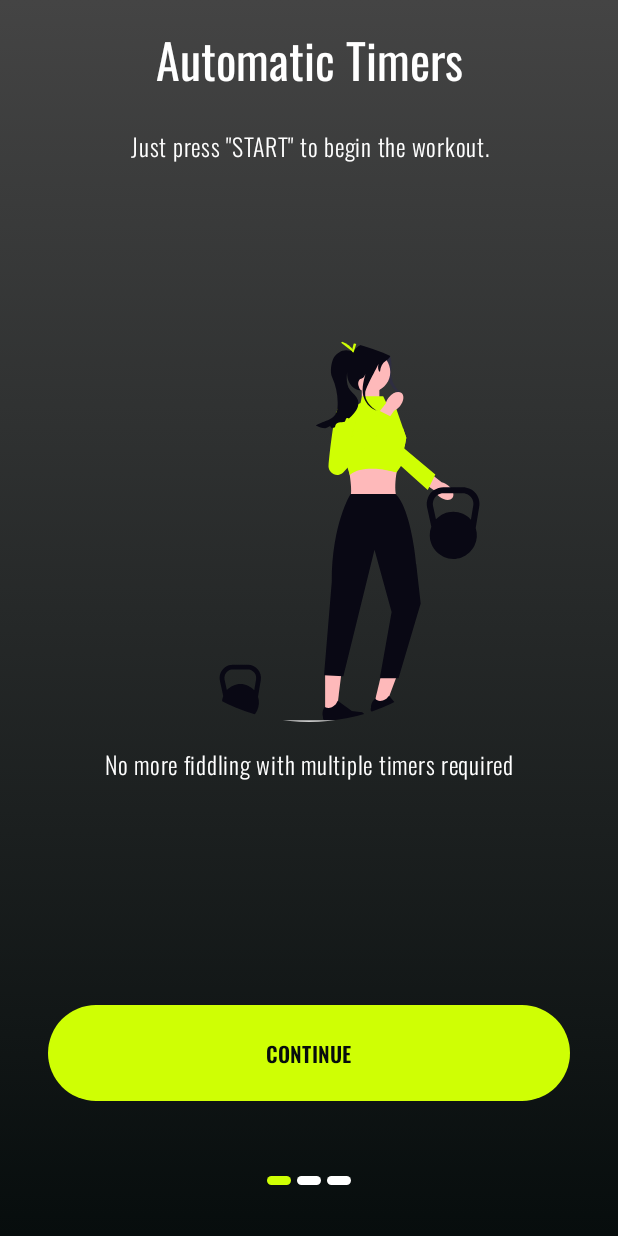
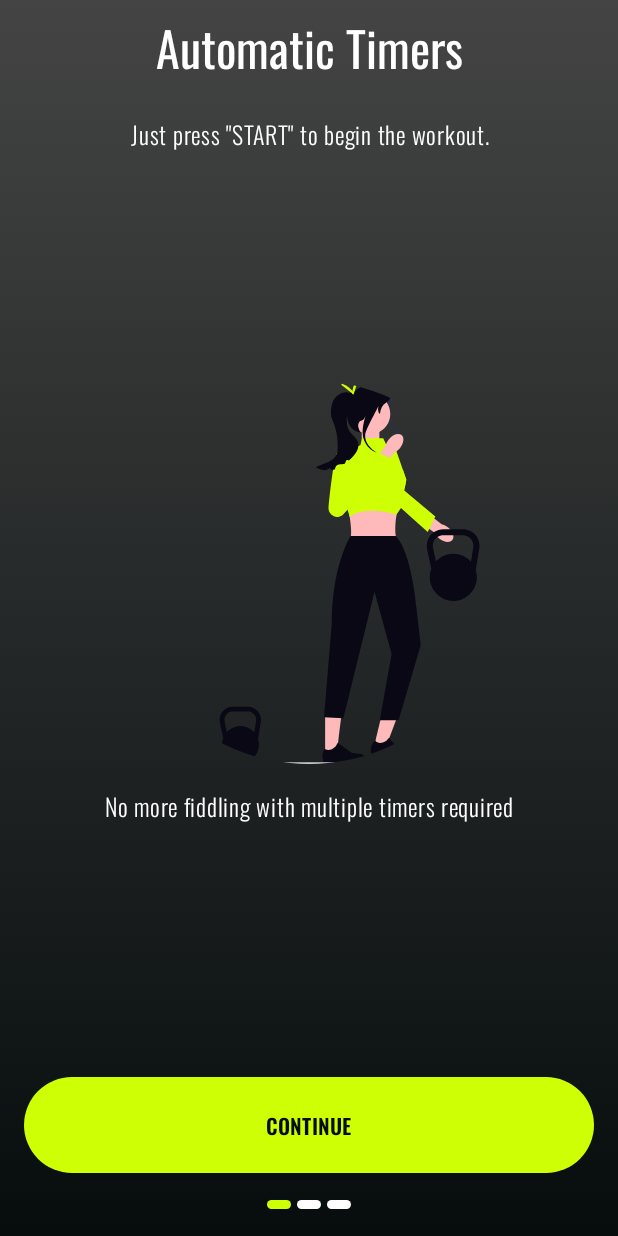
Before and after one commit to jibbo/norwegian-training-android, an Android app built with Jetpack Compose: the SettingsActivity screen opened directly, with no data from a screen before it, after a tap on "Show Onboarding again", on a phone screen of 412 x 824 dp. Run offline under Robolectric (Android 15) with nearby library versions, the phone set to English and light mode, and no system bars; our stand-ins replace Dagger/Hilt's generated code; libraries missing offline, so code that uses them is left out: com.google.android.exoplayer2, com.revenuecat.purchases; 1 statement that could not run was skipped.

Commit message:
Refactor: Improve OnboardingActivity UI and update FakeRepos
This commit enhances the UI of `OnboardingActivity` and updates the `FakeRepos`.

Key changes:
- `OnboardingActivity`:
    - Replaced `Surface` with `Scaffold` for better layout structure.
    - Utilized `innerPadding` from `Scaffold` to adjust content padding, ensuring it respects system UI elements.
    - Removed `safeDrawingPadding` and adjusted padding for various composables to improve visual consistency.
    - Added padding to the top of the `HorizontalPager`.
    - Removed an unnecessary `Spacer`.
- `FakeRepos`:
    - Updated `FakeSessionRepository` and `FakeSettingsRepository` methods to return default/empty values instead of throwing `NotImplementedError`. This makes them more usable for testing or preview purposes.
- `Settings/Composables.kt`:
    - Added a `Spacer` at the end of the `LazyColumn` in `SettingsCardList` for better visual spacing.

```diff
--- a/app/src/main/java/com/github/jibbo/norwegiantraining/onboarding/OnboardingActivity.kt
+++ b/app/src/main/java/com/github/jibbo/norwegiantraining/onboarding/OnboardingActivity.kt
@@ -9,13 +9,13 @@ import androidx.compose.foundation.layout.Arrangement
 import androidx.compose.foundation.layout.Box
 import androidx.compose.foundation.layout.Column
 import androidx.compose.foundation.layout.ColumnScope
+import androidx.compose.foundation.layout.PaddingValues
 import androidx.compose.foundation.layout.Row
 import androidx.compose.foundation.layout.Spacer
 import androidx.compose.foundation.layout.fillMaxSize
 import androidx.compose.foundation.layout.fillMaxWidth
 import androidx.compose.foundation.layout.height
 import androidx.compose.foundation.layout.padding
-import androidx.compose.foundation.layout.safeDrawingPadding
 import androidx.compose.foundation.layout.size
 import androidx.compose.foundation.layout.width
 import androidx.compose.foundation.pager.HorizontalPager
@@ -28,10 +28,8 @@ import androidx.compose.foundation.shape.RoundedCornerShape
 import androidx.compose.material3.Button
 import androidx.compose.material3.CardDefaults
 import androidx.compose.material3.ElevatedCard
-import androidx.compose.material3.MaterialTheme
 import androidx.compose.material3.RadioButton
 import androidx.compose.material3.Scaffold
-import androidx.compose.material3.Surface
 import androidx.compose.material3.Text
 import androidx.compose.runtime.Composable
 import androidx.compose.runtime.MutableState
@@ -73,13 +71,12 @@ class OnboardingActivity : BaseActivity() {
         }
         setContent {
             NorwegianTrainingTheme {
-                Surface(
+                Scaffold(
                     modifier = Modifier
-                        .fillMaxSize(),
-                    color = MaterialTheme.colorScheme.background
-                ) {
+                        .fillMaxSize()
+                ) { innerPadding ->
                     val hasPaid = remember { mutableStateOf(hasNotPaid) }
-                    Content(hasPaid)
+                    Content(hasPaid, innerPadding)
                 }
             }
         }
@@ -88,7 +85,7 @@ class OnboardingActivity : BaseActivity() {
 }
 
 @Composable
-fun Content(hasPaid: MutableState<Boolean>) {
+fun Content(hasPaid: MutableState<Boolean>, innerPadding: PaddingValues) {
     val pagerState = rememberPagerState(pageCount = {
         OnboardingStates.states.size
     })
@@ -102,10 +99,16 @@ fun Content(hasPaid: MutableState<Boolean>) {
                     )
                 )
             )
+            .padding(
+                top = innerPadding.calculateTopPadding(),
+                bottom = innerPadding.calculateBottomPadding()
+            )
     ) {
         HorizontalPager(
             state = pagerState,
-            modifier = Modifier.weight(1f),
+            modifier = Modifier
+                .weight(1f)
+                .padding(top = 8.dp),
             userScrollEnabled = true
         ) { page ->
             OnBoardingPage(
@@ -134,7 +137,6 @@ fun Content(hasPaid: MutableState<Boolean>) {
                 )
             }
         }
-        Spacer(Modifier.height(16.dp))
     }
 }
 
@@ -147,9 +149,7 @@ private fun OnBoardingPage(
 ) {
     val state = OnboardingStates.states[page]
     Column(
-        modifier = modifier
-            .safeDrawingPadding()
-            .padding(16.dp)
+        modifier = Modifier.padding(horizontal = 16.dp)
     ) {
         Text(
             text = state.title.localizable(),
@@ -196,7 +196,6 @@ private fun OnBoardingPage(
                 }
             }, modifier = modifier
                 .fillMaxWidth()
-                .padding(16.dp)
                 .height(64.dp)
         ) {
             Text(
@@ -352,9 +351,9 @@ fun ColumnScope.Questions(
 @Composable
 fun GreetingPreview() {
     NorwegianTrainingTheme {
-        Scaffold { _ ->
+        Scaffold { innerPadding ->
             val hasPaid = remember { mutableStateOf(false) }
-            Content(hasPaid)
+            Content(hasPaid, innerPadding)
         }
     }
 }
--- a/app/src/main/java/com/github/jibbo/norwegiantraining/settings/Composables.kt
+++ b/app/src/main/java/com/github/jibbo/norwegiantraining/settings/Composables.kt
@@ -87,6 +87,8 @@ internal fun SettingsScreen(
             if (BuildConfig.DEBUG) {
                 item { DebugCard() }
             }
+
+            item { Spacer(modifier = Modifier.size(32.dp)) }
         }
     }
 }
```
Also changed, not shown: app/src/main/java/com/github/jibbo/norwegiantraining/data/FakeRepos.kt (+10 -30 lines).
